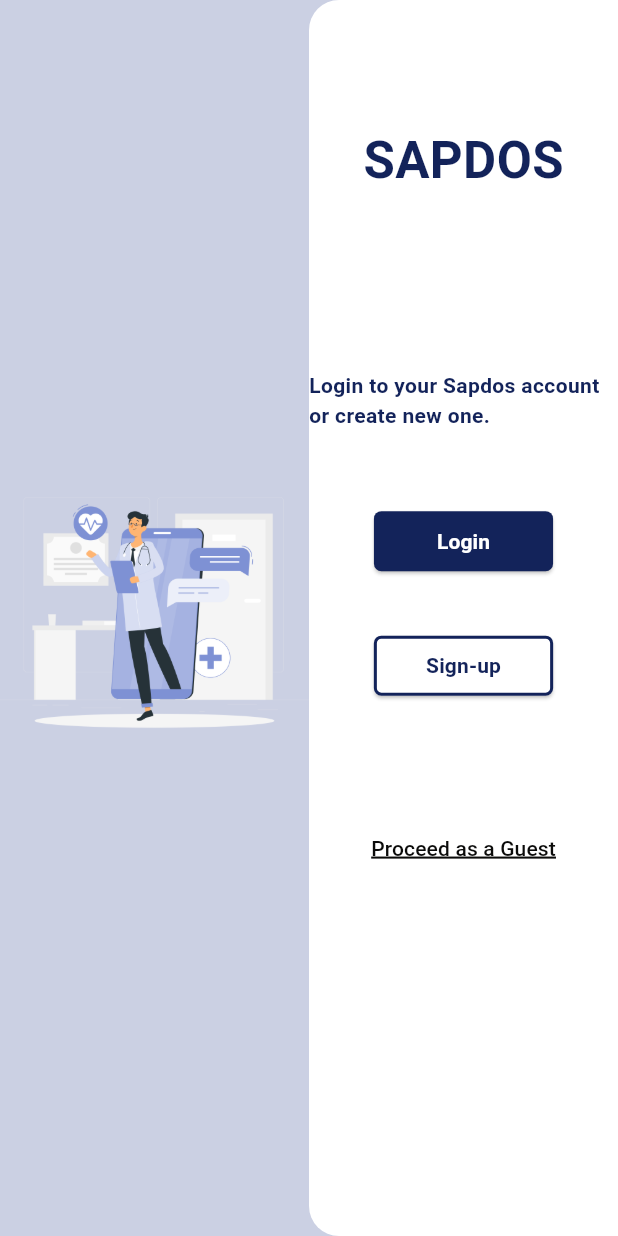
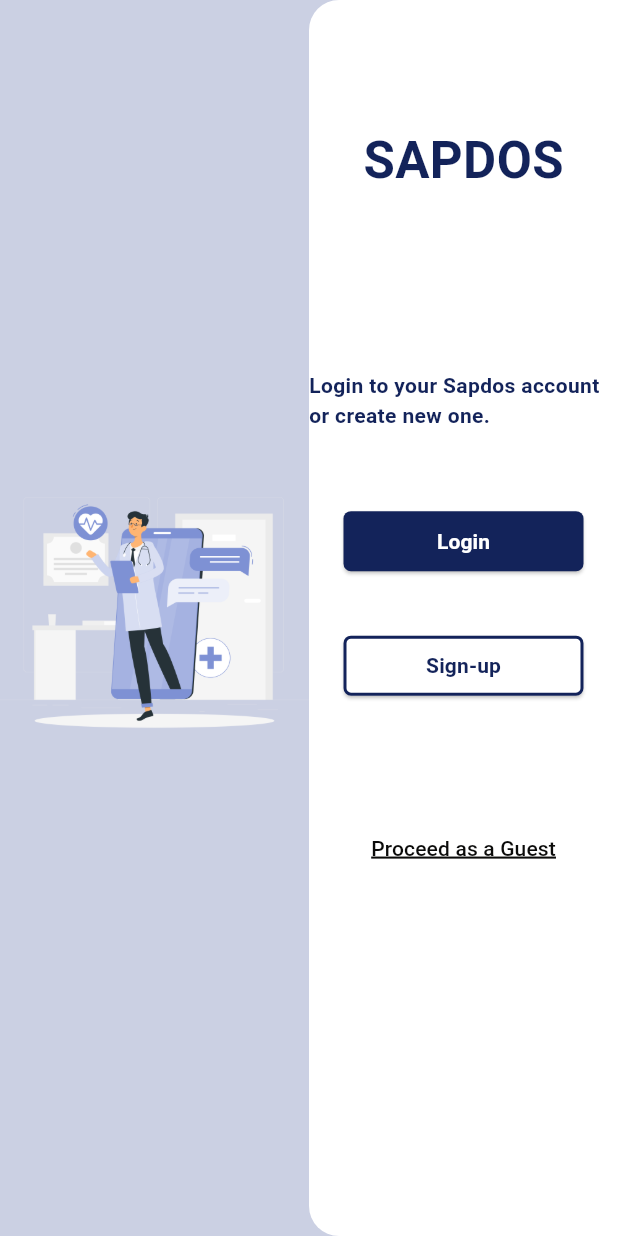
Before and after one commit to AnujYeole/Sapdos_Application_Flutter, a Flutter app: the screen it shows after launch, on a phone screen of 412 x 824 dp. Run offline on Flutter 3.47's test engine with Material 3 defaults, Android fonts, the phone set to English and light mode, and no system bars; our stand-ins replace form_validator.

Commit message:
Used minimunSize method for elevated button for proper allignment using height and width

```diff
--- a/lib/presentation/screens/initial_login_screen.dart
+++ b/lib/presentation/screens/initial_login_screen.dart
@@ -62,14 +62,17 @@ class InitialLoginScreen extends StatelessWidget {
                       shape: RoundedRectangleBorder(
                         borderRadius: BorderRadius.circular(5.0),
                       ),
+                      minimumSize: Size(160, 40),
                     ),
                     onPressed: () {
                       Navigator.pushNamed(context, '/login');
                     },
                     child: const Text(
-                      "     Login     ",
+                      "Login",
                       style: TextStyle(
-                          fontWeight: FontWeight.bold, color: Colors.white),
+                        fontWeight: FontWeight.bold,
+                        color: Colors.white,
+                      ),
                     ),
                   ),
                   const SizedBox(height: 35),
@@ -84,12 +87,13 @@ class InitialLoginScreen extends StatelessWidget {
                       shape: RoundedRectangleBorder(
                         borderRadius: BorderRadius.circular(5.0),
                       ),
+                      minimumSize: Size(160, 40),
                     ),
                     onPressed: () {
                       Navigator.pushNamed(context, '/signup');
                     },
                     child: const Text(
-                      "   Sign-up   ",
+                      "Sign-up",
                       style: TextStyle(
                           fontWeight: FontWeight.bold,
                           color: AppColors.primaryColor),
```
